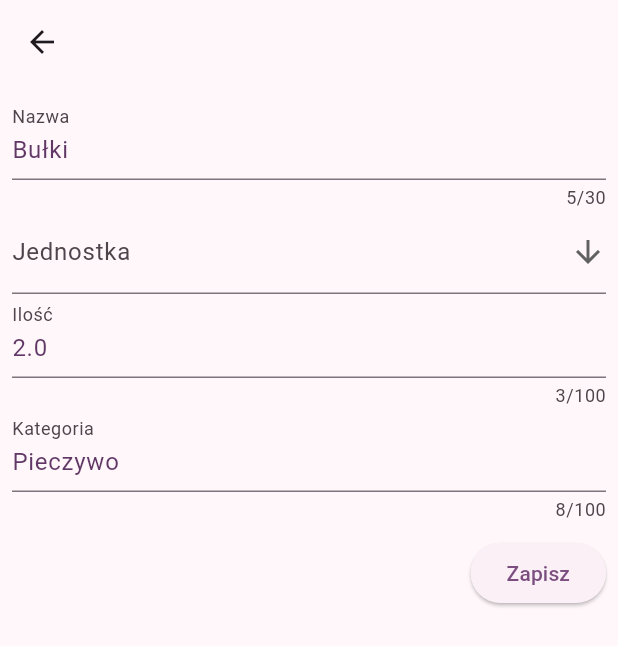
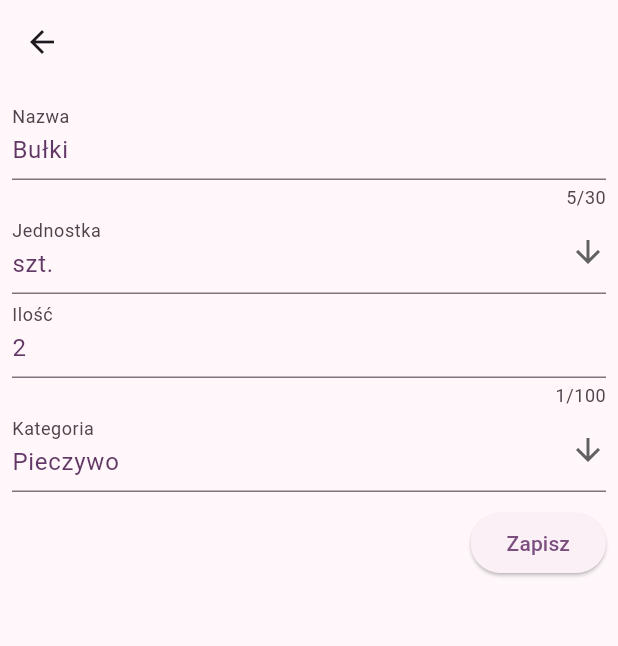
Before and after one commit to JustD1d1t/organizer_rodzinny, a Flutter app: the AddShopingItemScreen screen opened directly with sample values from the repository, on a phone screen of 412 x 824 dp. Shown: the top 646 px of the screen. Run offline on Flutter 3.47's test engine with Material 3 defaults, Android fonts, the phone set to English and light mode, and no system bars; our stand-ins replace cloud_firestore, firebase_auth, firebase_core; accounts and stored records are empty.

Commit message:
shopping list fixes

```diff
--- a/lib/data/dummy_data.dart
+++ b/lib/data/dummy_data.dart
@@ -479,6 +479,14 @@ final categoryList = [
   "Inne",
 ];
 
+final units = [
+  "szt.",
+  "kg",
+  "l",
+  "g",
+  "ml",
+];
+
 final availableBudget = {
   "budget": 4000.0,
   "spent": 2000.0,
--- a/lib/screens/shopping_list/add_shopping_item_screen.dart
+++ b/lib/screens/shopping_list/add_shopping_item_screen.dart
@@ -20,7 +20,7 @@ class _AddShopingItemScreenState extends State<AddShopingItemScreen> {
   final _formKey = GlobalKey<FormState>();
 
   var _shoppingItemName;
-  var _shoppingItemQuantity;
+  var _shoppingItemQuantity = 0.0;
   var _shoppingItemUnit;
   var _shoppingItemCategory;
   var _shoppingItemChecked;
@@ -78,9 +78,9 @@ class _AddShopingItemScreenState extends State<AddShopingItemScreen> {
                 validator: (value) {
                   if (value == null ||
                       value.isEmpty ||
-                      value.trim().length <= 5 ||
+                      value.trim().length <= 2 ||
                       value.trim().length > 30) {
-                    return 'Must be between 5 and 30 characters.';
+                    return 'Must be between 3 and 30 characters.';
                   }
                   return null;
                 },
@@ -90,16 +90,14 @@ class _AddShopingItemScreenState extends State<AddShopingItemScreen> {
               ),
               DropdownButtonFormField(
                   decoration: const InputDecoration(labelText: "Jednostka"),
-                  // TODO: problem z initial value
-                  // value: _shoppingItemUnit,
+                  value: _shoppingItemUnit,
                   isExpanded: true,
                   icon: const Icon(Icons.arrow_downward),
                   style: Theme.of(context).textTheme.bodyLarge,
                   onChanged: (value) => setState(() {
                         _shoppingItemUnit = value;
                       }),
-                  items: categoryList
-                      .map<DropdownMenuItem<String>>((String value) {
+                  items: units.map<DropdownMenuItem<String>>((String value) {
                     return DropdownMenuItem<String>(
                       value: value,
                       child: Text(value),
@@ -108,7 +106,9 @@ class _AddShopingItemScreenState extends State<AddShopingItemScreen> {
               TextFormField(
                 decoration: const InputDecoration(labelText: "Ilość"),
                 maxLength: 100,
-                initialValue: _shoppingItemQuantity.toString(),
+                initialValue: _shoppingItemQuantity % 1 == 0
+                    ? _shoppingItemQuantity.toInt().toString()
+                    : _shoppingItemQuantity.toStringAsFixed(2),
                 keyboardType: TextInputType.number,
                 inputFormatters: [
                   FilteringTextInputFormatter.allow(RegExp(r'(^-?\d*\.?\d*)'))
@@ -122,18 +122,25 @@ class _AddShopingItemScreenState extends State<AddShopingItemScreen> {
                   return null;
                 },
                 onSaved: (value) {
-                  _shoppingItemQuantity = value!;
+                  _shoppingItemQuantity = double.parse(value!);
                 },
               ),
-              TextFormField(
-                decoration: const InputDecoration(labelText: "Kategoria"),
-                maxLength: 100,
-                initialValue: _shoppingItemCategory,
-                keyboardType: TextInputType.name,
-                onSaved: (value) {
-                  _shoppingItemCategory = value!;
-                },
-              ),
+              DropdownButtonFormField(
+                  decoration: const InputDecoration(labelText: "Kategoria"),
+                  value: _shoppingItemCategory,
+                  isExpanded: true,
+                  icon: const Icon(Icons.arrow_downward),
+                  style: Theme.of(context).textTheme.bodyLarge,
+                  onChanged: (value) => setState(() {
+                        _shoppingItemCategory = value;
+                      }),
+                  items: categoryList
+                      .map<DropdownMenuItem<String>>((String value) {
+                    return DropdownMenuItem<String>(
+                      value: value,
+                      child: Text(value),
+                    );
+                  }).toList()),
               const SizedBox(
                 height: 10,
               ),
--- a/lib/widgets/shopping_list/shopping_list_list.dart
+++ b/lib/widgets/shopping_list/shopping_list_list.dart
@@ -28,7 +28,9 @@ class ShoppingListList extends StatelessWidget {
       child: ListView.separated(
         itemCount: shoppingList.length,
         itemBuilder: (context, index) => Dismissible(
-          onDismissed: (direction) => {},
+          onDismissed: (direction) {
+            onRemoveItem(shoppingList[index]);
+          },
           key: ValueKey(shoppingList[index].id),
           child: ShoppingListSingleItem(
             shoppingListItem: shoppingList[index],
```
Also changed, not shown: lib/screens/shopping_list/shopping_list_screen.dart (+20 -0 lines).
